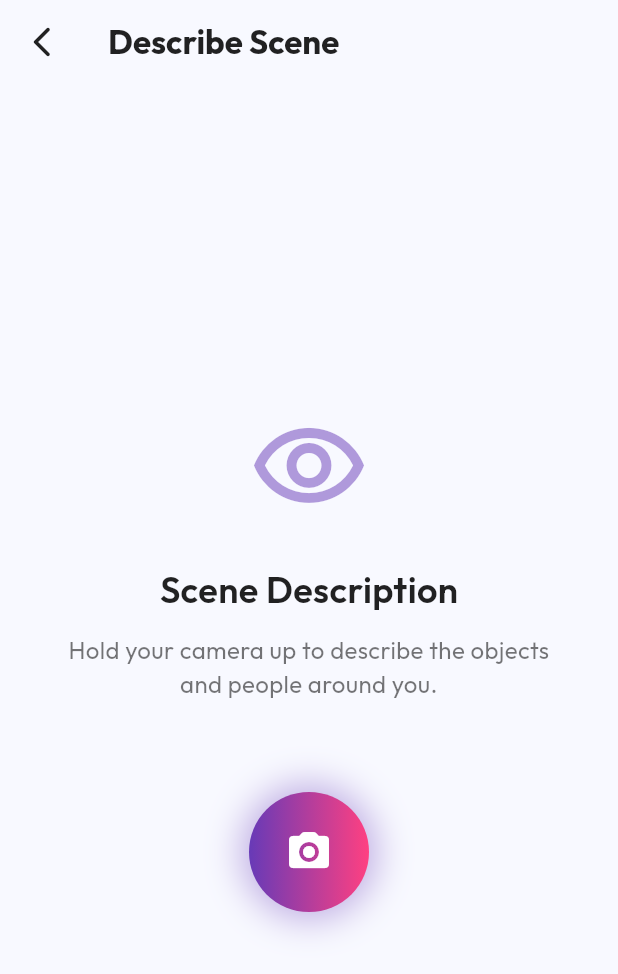
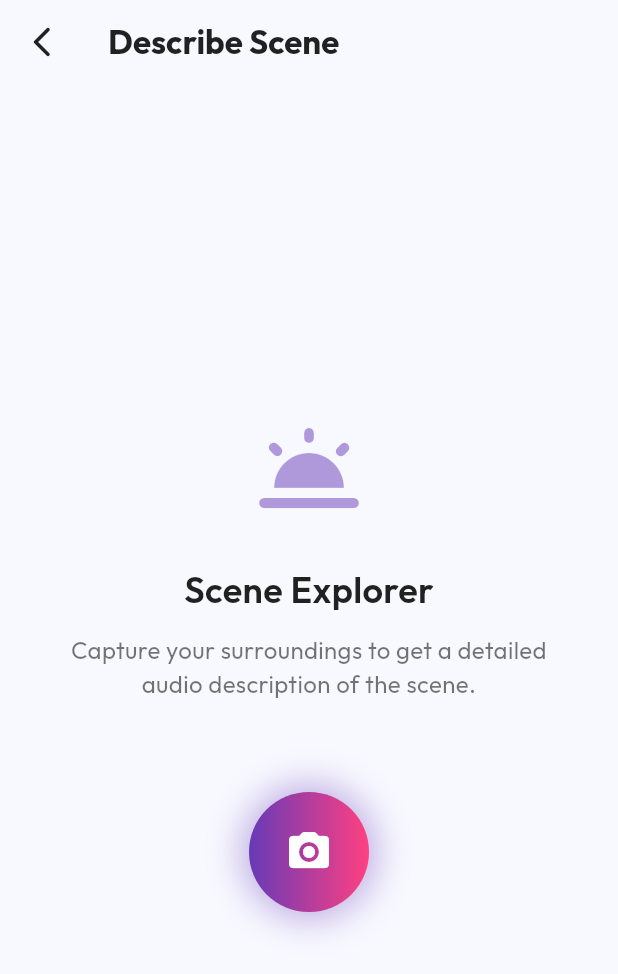
Before and after one commit to anshu-ac-dv/BlindAI, a Flutter app: the DescribeSceneView screen opened directly, on a phone screen of 412 x 824 dp. Shown: the top 974 px of the screen. Run offline on Flutter 3.47's test engine with Material 3 defaults, Android fonts, the phone set to English and light mode, and no system bars; drawn by our look-alikes of flutter_animate; our stand-ins replace dartz, equatable, firebase_auth, firebase_core, flutter_bloc, get_it and 2 more; accounts and stored records are empty.

Commit message:
Initial Commit

```diff
--- a/lib/features/home/data/repositories/home_repository_impl.dart
+++ b/lib/features/home/data/repositories/home_repository_impl.dart
@@ -5,7 +5,7 @@ import '../../domain/repositories/home_repository.dart';
 class HomeRepositoryImpl implements HomeRepository {
   @override
   Future<Either<Failure, String>> processCommand(String command) async {
-    // For now, we simulate a process. In future, this will call a RemoteDataSource (Gemini API)
+    // For now, we simulate a process.
     await Future.delayed(const Duration(milliseconds: 500));
     return Right('Processed: $command');
   }
--- a/lib/features/vision/presentation/pages/describe_scene_page.dart
+++ b/lib/features/vision/presentation/pages/describe_scene_page.dart
@@ -111,14 +111,14 @@ class DescribeSceneView extends StatelessWidget {
     return Column(
       children: [
         Icon(
-          Icons.visibility_outlined,
+          Icons.wb_twilight_rounded,
           size: 80,
           color: const Color(0xFF673AB7).withValues(alpha: 0.5),
         ).animate(onPlay: (c) => c.repeat(reverse: true))
          .scale(begin: const Offset(1, 1), end: const Offset(1.1, 1.1), duration: 2.seconds),
         const SizedBox(height: 24),
         Text(
-          'Scene Description',
+          'Scene Explorer',
           style: GoogleFonts.outfit(
             fontSize: 24,
             fontWeight: FontWeight.w600,
@@ -129,7 +129,7 @@ class DescribeSceneView extends StatelessWidget {
         Padding(
           padding: const EdgeInsets.symmetric(horizontal: 40),
           child: Text(
-            'Hold your camera up to describe the objects and people around you.',
+            'Capture your surroundings to get a detailed audio description of the scene.',
             textAlign: TextAlign.center,
             style: GoogleFonts.outfit(
               fontSize: 16,
--- a/pubspec.yaml
+++ b/pubspec.yaml
@@ -20,6 +20,7 @@ dependencies:
   get_it: ^9.2.1
   dartz: ^0.10.1
   shared_preferences: ^2.5.5
+  image_picker: ^1.2.2
 
 dev_dependencies:
   flutter_test:
```
Also changed, not shown: pubspec.lock, 5 other files.
